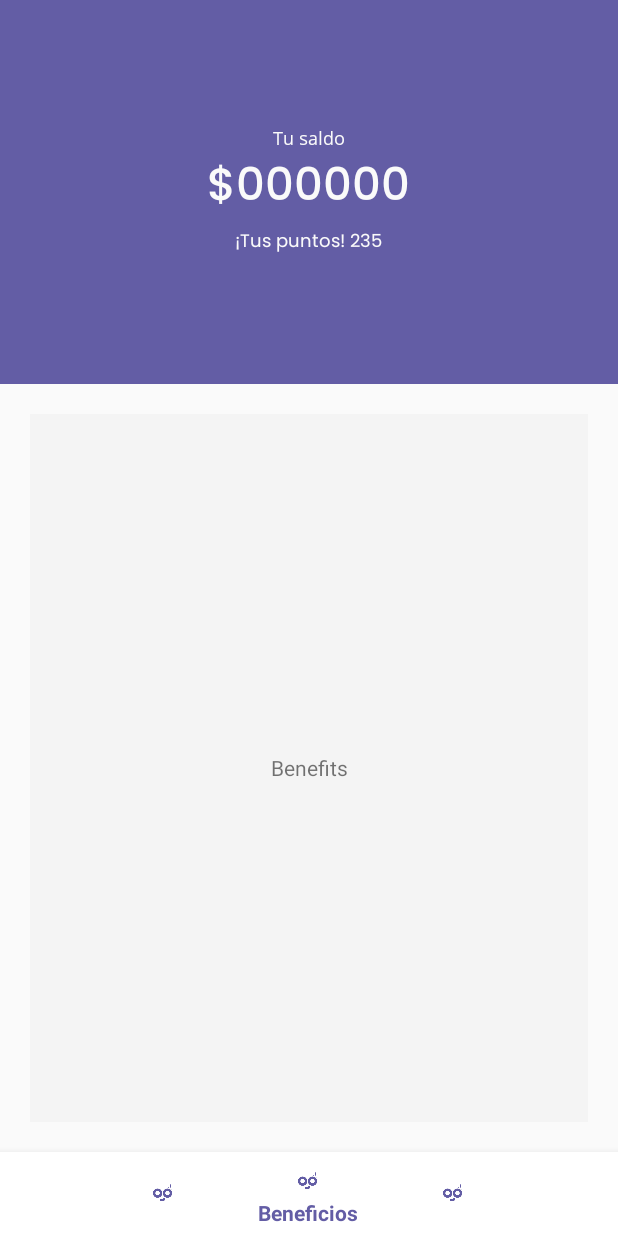
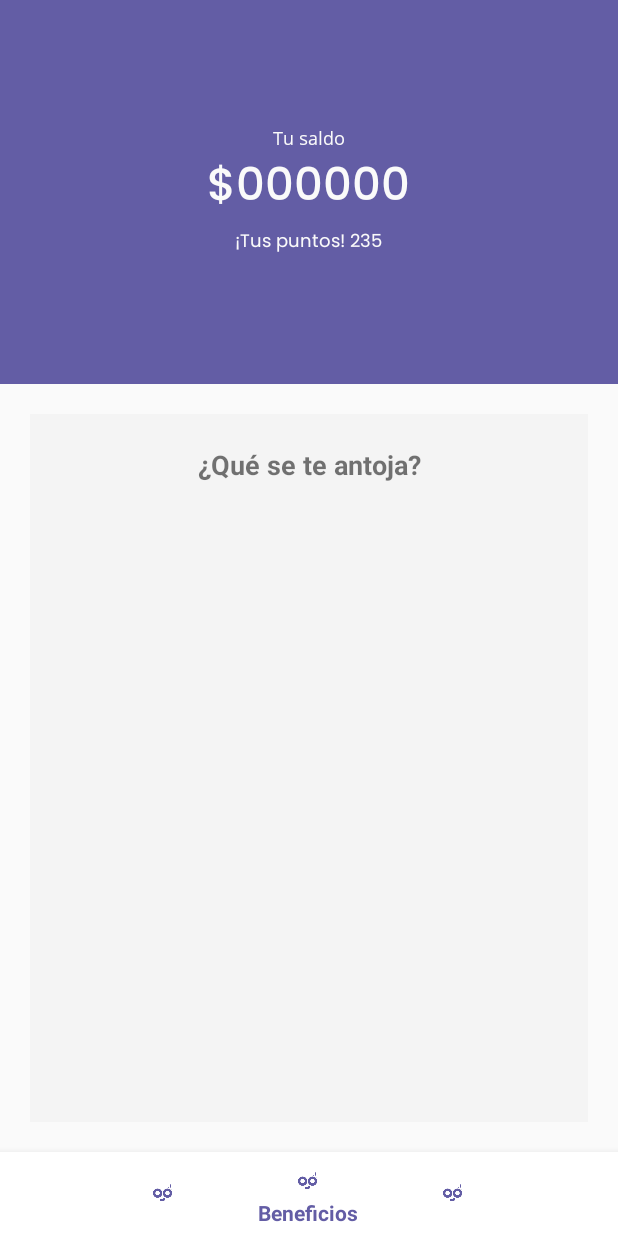
Before and after one commit to Chefcito/191-int2-paycool-prototype, an Android app: the screen it shows after launch once a user with an empty profile is signed in (Home), item 2 of the bottom bar chosen, on a phone screen of 412 x 824 dp. Run offline under Robolectric (Android 15) with nearby library versions, the phone set to English and light mode, and no system bars; our stand-ins replace Firebase (no records; nobody signed in at launch, a user with empty details on screens opened directly); 1 statement that could not run was skipped.

Commit message:
Benefits list is linked with Firebase and displayed in Benefits section

```diff
--- a/app/src/main/java/co/edu/icesi/joancaliz/paycool_prototype/activities/Home.java
+++ b/app/src/main/java/co/edu/icesi/joancaliz/paycool_prototype/activities/Home.java
@@ -32,12 +32,12 @@ import co.edu.icesi.joancaliz.paycool_prototype.fragments.WalletFragment;
 //El home mijos. La clase de la actividad principal.
 public class Home extends AppCompatActivity {
 
+    private DatabaseReference dbReference;
+    private FirebaseAuth auth;
+
     private TextView money;
     private BottomNavigationView bottomNav;
     private BottomNavigationView.OnNavigationItemSelectedListener bottomNavListener;
-
-    private DatabaseReference dbReference;
-    private FirebaseAuth auth;
 
     @Override
     protected void onCreate(Bundle savedInstanceState) {
@@ -48,12 +48,35 @@ public class Home extends AppCompatActivity {
         getWindow().setFlags(WindowManager.LayoutParams.FLAG_FULLSCREEN, WindowManager.LayoutParams.FLAG_FULLSCREEN);
         setContentView(R.layout.activity_home);
 
+        // Firebase
+        auth = FirebaseAuth.getInstance();
+        dbReference= FirebaseDatabase.getInstance().getReference();
+
+        if(auth.getCurrentUser() == null) {
+            Intent intent = new Intent(this, Login.class);
+            startActivity(intent);
+        }
+
+        dbReference.child("Users").child(auth.getCurrentUser().getUid()).addValueEventListener(new ValueEventListener() {
+            @Override
+            public void onDataChange(@NonNull DataSnapshot dataSnapshot) {
+                User user  =  dataSnapshot.getValue(User.class);
+                money.setText("$"+Integer.toString(user.getMoney()));
+            }
+
+            @Override
+            public void onCancelled(@NonNull DatabaseError databaseError) {
+
+            }
+        });
+
         money = findViewById(R.id.home_money_text_view);
 
         //Navegación principal del home.
+        bottomNav = findViewById(R.id.home_bottom_navigation_view);
+
         getSupportFragmentManager().beginTransaction()
                 .replace(R.id.home_main_fragment_container_layout, new HomeFragment() ).commit();
-        bottomNav = findViewById(R.id.home_bottom_navigation_view);
         bottomNavListener = new BottomNavigationView.OnNavigationItemSelectedListener() {
             @Override
             public boolean onNavigationItemSelected(@NonNull MenuItem menuItem) {
@@ -80,27 +103,5 @@ public class Home extends AppCompatActivity {
             }
         };
         bottomNav.setOnNavigationItemSelectedListener(bottomNavListener);
-
-        // Firebase
-        auth = FirebaseAuth.getInstance();
-        dbReference= FirebaseDatabase.getInstance().getReference();
-
-        if(auth.getCurrentUser() == null) {
-            Intent intent = new Intent(this, Login.class);
-            startActivity(intent);
-        }
-
-        dbReference.child("Users").child(auth.getCurrentUser().getUid()).addValueEventListener(new ValueEventListener() {
-            @Override
-            public void onDataChange(@NonNull DataSnapshot dataSnapshot) {
-                User user  =  dataSnapshot.getValue(User.class);
-                money.setText("$"+Integer.toString(user.getMoney()));
-            }
-
-            @Override
-            public void onCancelled(@NonNull DatabaseError databaseError) {
-
-            }
-        });
     }
 }
--- /dev/null
+++ b/app/src/main/java/co/edu/icesi/joancaliz/paycool_prototype/adapters/EstablishmentAdapter.java
@@ -0,0 +1,71 @@
+package co.edu.icesi.joancaliz.paycool_prototype.adapters;
+
+import android.app.Activity;
+import android.content.Intent;
+import android.view.LayoutInflater;
+import android.view.View;
+import android.view.ViewGroup;
+import android.widget.BaseAdapter;
+import android.widget.ListView;
+import android.widget.TextView;
+
+import java.util.ArrayList;
+
+import co.edu.icesi.joancaliz.paycool_prototype.Challengue;
+import co.edu.icesi.joancaliz.paycool_prototype.EstablishmentOffer;
+import co.edu.icesi.joancaliz.paycool_prototype.R;
+import co.edu.icesi.joancaliz.paycool_prototype.activities.AccomplishChallengue;
+
+//Este adaptador se encargará de generar el listado de beneficios que ofrece Paycool.
+
+public class EstablishmentAdapter extends BaseAdapter {
+
+    private Activity activity;
+    private ArrayList<EstablishmentOffer> establishments;
+    private TextView titleTextView, descriptionTextView, companyTextView;
+
+    public EstablishmentAdapter(Activity activity) {
+        this.activity = activity;
+        establishments = new ArrayList<>();
+    }
+
+    @Override
+    public int getCount() {
+        return establishments.size();
+    }
+
+    @Override
+    public Object getItem(int i) {
+        return establishments.get(i);
+    }
+
+    @Override
+    public long getItemId(int i) {
+        return i;
+    }
+
+    @Override
+    public View getView(int i, View view, ViewGroup viewGroup) {
+        LayoutInflater li = activity.getLayoutInflater();
+
+        View v = li.inflate(R.layout.establishment_offer, viewGroup, false);
+
+        titleTextView = v.findViewById(R.id.establishment_offer_title_text_view);
+        titleTextView.setText(establishments.get(i).getOffer() );
+
+        descriptionTextView = v.findViewById(R.id.establishment_offer_description_text_view);
+        descriptionTextView.setText(establishments.get(i).getDescription() );
+
+        companyTextView = v.findViewById(R.id.establishment_offer_company_text_view);
+        companyTextView.setText(establishments.get(i).getCompany() );
+
+        notifyDataSetChanged();
+
+        return v;
+    }
+
+    public void addEstablishment(EstablishmentOffer establisment) {
+        establishments.add(establisment);
+        notifyDataSetChanged();
+    }
+}
--- a/app/src/main/java/co/edu/icesi/joancaliz/paycool_prototype/fragments/BenefitsFragment.java
+++ b/app/src/main/java/co/edu/icesi/joancaliz/paycool_prototype/fragments/BenefitsFragment.java
@@ -7,15 +7,76 @@ import android.support.v4.app.Fragment;
 import android.view.LayoutInflater;
 import android.view.View;
 import android.view.ViewGroup;
+import android.widget.ListView;
 
+import com.google.firebase.database.ChildEventListener;
+import com.google.firebase.database.DataSnapshot;
+import com.google.firebase.database.DatabaseError;
+import com.google.firebase.database.DatabaseReference;
+import com.google.firebase.database.FirebaseDatabase;
+
+import co.edu.icesi.joancaliz.paycool_prototype.EstablishmentOffer;
 import co.edu.icesi.joancaliz.paycool_prototype.R;
+import co.edu.icesi.joancaliz.paycool_prototype.adapters.EstablishmentAdapter;
 
 public class BenefitsFragment extends Fragment {
+
+    private View view;
+    private ListView offerList;
+    private EstablishmentAdapter establishmentAdapter;
+
+    private DatabaseReference dbReference;
+    private DatabaseReference dbBenefitsReference;
 
     @Nullable
     @Override
     public View onCreateView(@NonNull LayoutInflater inflater, @Nullable ViewGroup container, @Nullable Bundle savedInstanceState) {
+        view = inflater.inflate(R.layout.fragment_benefits, container, false);
 
-        return inflater.inflate(R.layout.fragment_benefits, container, false);
+        offerList = view.findViewById(R.id.fragment_benefits_offers_list_view);
+        establishmentAdapter = new EstablishmentAdapter(getActivity() );
+        offerList.setAdapter(establishmentAdapter);
+
+        // Firebase
+        dbReference = FirebaseDatabase.getInstance().getReference();
+        dbBenefitsReference = dbReference.child("Benefits");
+
+        /*String id1 = dbBenefitsReference.push().getKey();
+        EstablishmentOffer offer1 = new EstablishmentOffer();
+        offer1.setId(id1);
+        offer1.setOffer("10% Dto.");
+        offer1.setDescription("Todas las Bebidas");
+        offer1.setCompany("STARBUCKS COFFEE");
+        dbBenefitsReference.child(id1).setValue(offer1);*/
+
+        dbBenefitsReference.addChildEventListener(new ChildEventListener() {
+            @Override
+            public void onChildAdded(@NonNull DataSnapshot dataSnapshot, @Nullable String s) {
+                EstablishmentOffer establishmentOffer = dataSnapshot.getValue(EstablishmentOffer.class);
+                establishmentAdapter.addEstablishment(establishmentOffer);
+            }
+
+            @Override
+            public void onChildChanged(@NonNull DataSnapshot dataSnapshot, @Nullable String s) {
+
+            }
+
+            @Override
+            public void onChildRemoved(@NonNull DataSnapshot dataSnapshot) {
+
+            }
+
+            @Override
+            public void onChildMoved(@NonNull DataSnapshot dataSnapshot, @Nullable String s) {
+
+            }
+
+            @Override
+            public void onCancelled(@NonNull DatabaseError databaseError) {
+
+            }
+        });
+
+        return view;
     }
 }
--- a/app/src/main/java/co/edu/icesi/joancaliz/paycool_prototype/fragments/HomeFragment.java
+++ b/app/src/main/java/co/edu/icesi/joancaliz/paycool_prototype/fragments/HomeFragment.java
@@ -18,7 +18,6 @@ import co.edu.icesi.joancaliz.paycool_prototype.adapters.ChallengueAdapter;
 public class HomeFragment extends Fragment {
 
     private View view;
-
     private ListView challenguesListView;
     private ChallengueAdapter challengueAdapter;
 
--- /dev/null
+++ b/app/src/main/res/drawable/item_list.xml
@@ -0,0 +1,5 @@
+<?xml version="1.0" encoding="utf-8"?>
+<shape xmlns:android="http://schemas.android.com/apk/res/android">
+    <solid android:color="#FFFFFF"/>
+    <corners android:radius="10dp"/>
+</shape>
--- a/app/src/main/res/drawable/radius.xml
+++ b/app/src/main/res/drawable/radius.xml
@@ -1,7 +1,5 @@
 <?xml version="1.0" encoding="utf-8"?>
 <shape xmlns:android="http://schemas.android.com/apk/res/android" android:shape="rectangle">
-
     <solid android:color="#eeeeee" />
-
     <corners android:radius="10dp" />
 </shape>
--- a/app/src/main/res/drawable/radius_button.xml
+++ b/app/src/main/res/drawable/radius_button.xml
@@ -1,7 +1,5 @@
 <?xml version="1.0" encoding="utf-8"?>
 <shape xmlns:android="http://schemas.android.com/apk/res/android" android:shape="rectangle">
-
     <solid android:color="@color/primaryColor" />
-
     <corners android:radius="10dp" />
 </shape>
--- a/app/src/main/res/layout/fragment_benefits.xml
+++ b/app/src/main/res/layout/fragment_benefits.xml
@@ -8,8 +8,18 @@
 
     <TextView
         android:layout_width="match_parent"
-        android:layout_height="match_parent"
+        android:layout_height="0dp"
+        android:layout_weight="1"
         android:gravity="center"
-        android:text="Benefits"/>
+        android:textStyle="bold"
+        android:textSize="18dp"
+        android:text="¿Qué se te antoja?"/>
+
+    <ListView
+        android:id="@+id/fragment_benefits_offers_list_view"
+        android:layout_width="match_parent"
+        android:layout_height="0dp"
+        android:layout_weight="6" >
+    </ListView>
 
 </LinearLayout>
```
Also changed, not shown: app/src/main/java/co/edu/icesi/joancaliz/paycool_prototype/EstablishmentOffer.java (added, +48 -0 lines), app/src/main/java/co/edu/icesi/joancaliz/paycool_prototype/Purchase.java (+0 -12 lines), app/src/main/res/layout/establishment_offer.xml (+39 -28 lines).
